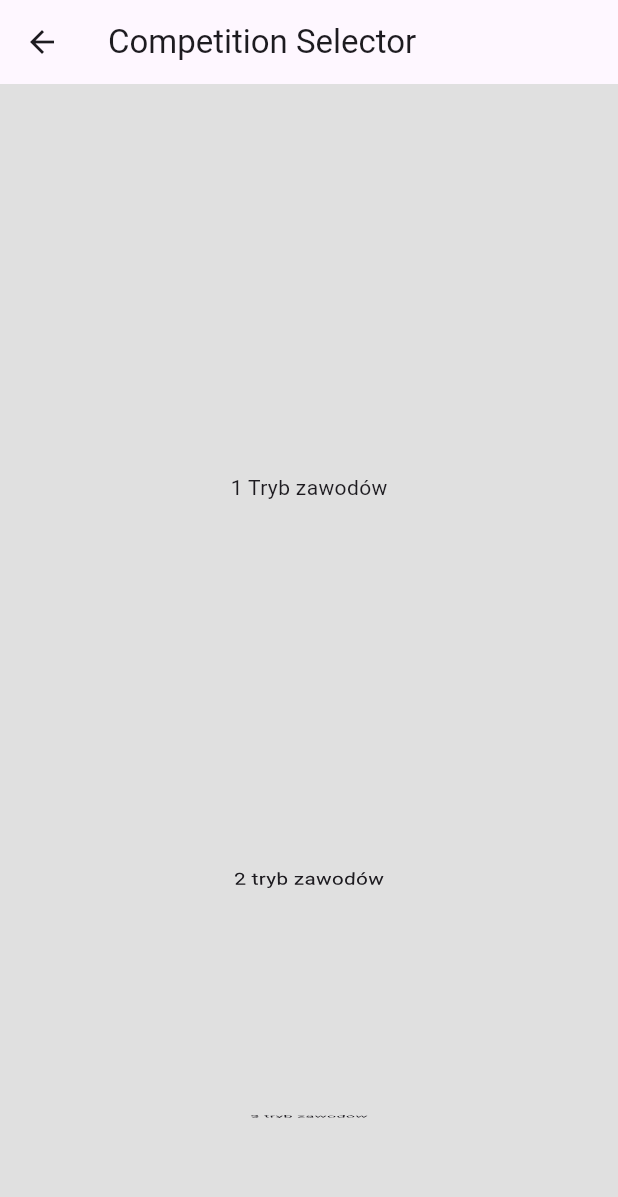
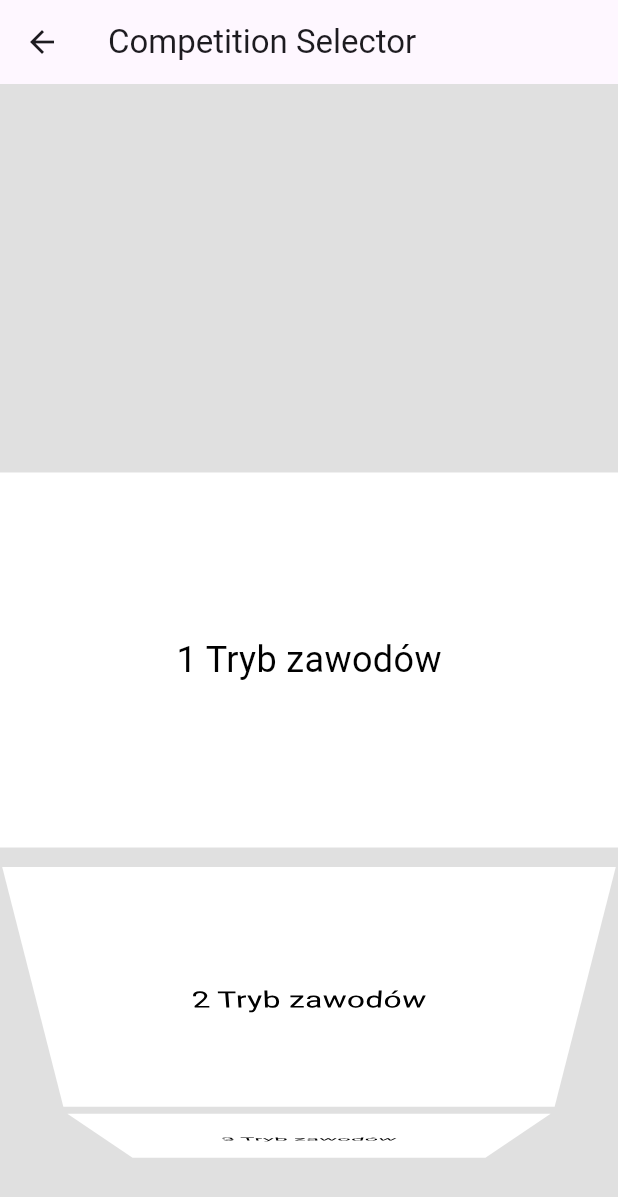
Before and after one commit to WoryszLk/BScThesis, a Flutter app: the CompetitionSelector screen opened directly, on a phone screen of 412 x 824 dp. Shown: the top 1197 px of the screen. Run offline on Flutter 3.47's test engine with Material 3 defaults, Android fonts, the phone set to English and light mode, and no system bars; our stand-ins replace firebase_core; accounts and stored records are empty.

Commit message:
Adding it more "dynamic"

```diff
--- a/application_supporting_the_management_of_shooting_competitions/lib/pages/competition_selector_page.dart
+++ b/application_supporting_the_management_of_shooting_competitions/lib/pages/competition_selector_page.dart
@@ -1,6 +1,21 @@
 import 'package:flutter/material.dart';
-class CompetitionSelector extends StatelessWidget {
+
+class CompetitionSelector extends StatefulWidget {
   const CompetitionSelector({super.key});
+
+  @override
+  _CompetitionSelectorState createState() => _CompetitionSelectorState();
+}
+
+class _CompetitionSelectorState extends State<CompetitionSelector> {
+  int _selectedIndex = -1;
+
+  void _onItemSelected(int index) {
+    setState(() {
+      _selectedIndex = index;
+    });
+    Navigator.pop(context, _selectedIndex); // Zwraca wybrany indeks
+  }
 
   @override
   Widget build(BuildContext context) {
@@ -11,14 +26,23 @@ class CompetitionSelector extends StatelessWidget {
       backgroundColor: Colors.grey[300],
       body: ListWheelScrollView(
         itemExtent: 250,
-        physics: FixedExtentScrollPhysics(),
-        children: [
-          Text("1 Tryb zawodów"),
-          Text("2 tryb zawodów"),
-          Text("3 tryb zawodów"),
-          Text("4 tryb zawodów"),
-          Text("5 tryb zawodów")
-        ],
+        physics: const FixedExtentScrollPhysics(),
+        children: List.generate(5, (index) {
+          return GestureDetector(
+            onTap: () => _onItemSelected(index),
+            child: Container(
+              alignment: Alignment.center,
+              color: _selectedIndex == index ? Colors.blue : Colors.white,
+              child: Text(
+                '${index + 1} Tryb zawodów',
+                style: TextStyle(
+                  fontSize: 24,
+                  color: _selectedIndex == index ? Colors.white : Colors.black,
+                ),
+              ),
+            ),
+          );
+        }),
       ),
     );
   }
```
Also changed, not shown: application_supporting_the_management_of_shooting_competitions/lib/pages/competition_start_page.dart (+43 -17 lines).
